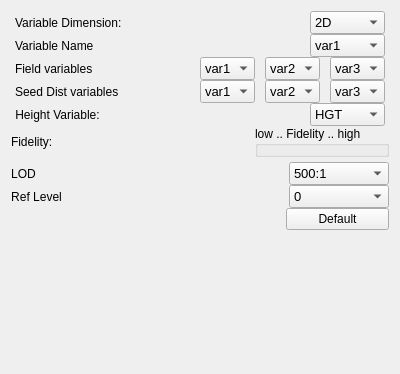
Above: apps/vaporgui/VariablesWidgetGUI.ui from StasJ/vapor-formatted before the change. Below: the same form after it.
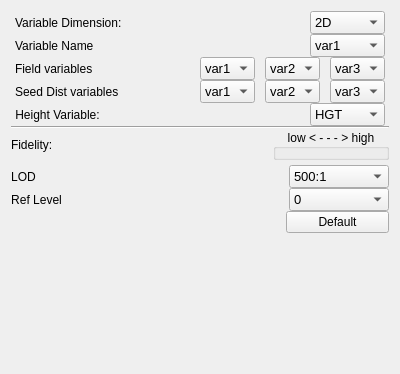
That is the form after the change.

Patch:
```diff
--- a/apps/vaporgui/VariablesWidgetGUI.ui
+++ b/apps/vaporgui/VariablesWidgetGUI.ui
@@ -695,6 +695,13 @@
           <property name="spacing">
            <number>0</number>
           </property>
+          <item>
+           <widget class="Line" name="line">
+            <property name="orientation">
+             <enum>Qt::Horizontal</enum>
+            </property>
+           </widget>
+          </item>
           <item>
            <layout class="QHBoxLayout" name="fidelityLayout">
             <property name="leftMargin">
@@ -738,7 +745,10 @@
                <string>The fidelity setting controls both refinement and LOD.  Click on the &quot;Set Default Fidelity&quot; button to establish a fidelity level that is interactive on the current platform.</string>
               </property>
               <property name="title">
-               <string>low .. Fidelity .. high</string>
+               <string>low &lt; - - - &gt; high</string>
+              </property>
+              <property name="alignment">
+               <set>Qt::AlignCenter</set>
               </property>
              </widget>
             </item>
```
